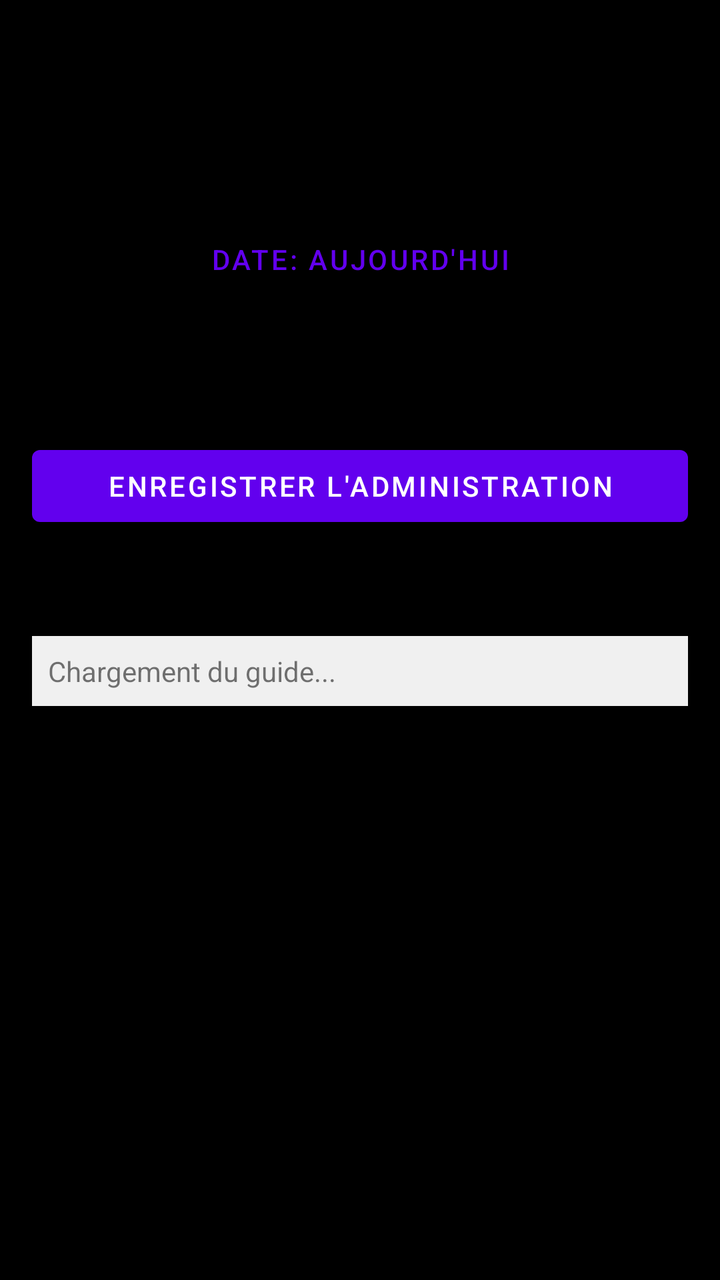
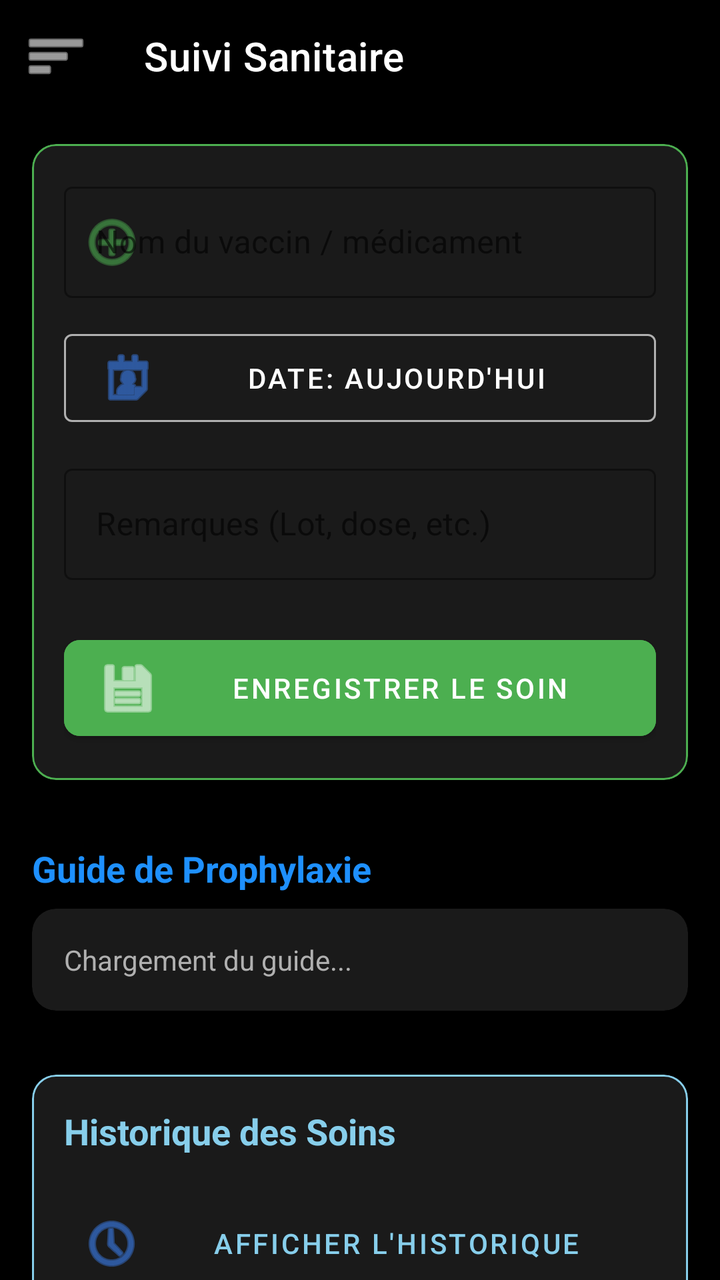

An Android layout rendered at two revisions. The XML below is the earlier revision; the diff shows what the commit changed to produce the second picture.
<!-- AndroidManifest.xml: application theme Theme.Poulailler_copilot -->
<!-- res/layout/activity_vaccine.xml -->
<?xml version="1.0" encoding="utf-8"?>
<LinearLayout xmlns:android="http://schemas.android.com/apk/res/android"
    android:orientation="vertical"
    android:padding="16dp"
    android:layout_width="match_parent"
    android:layout_height="match_parent">

    <TextView
        android:text="Suivi Sanitaire (Vaccins/Médicaments)"
        android:textStyle="bold"
        android:textSize="18sp"
        android:layout_width="wrap_content"
        android:layout_height="wrap_content"
        android:layout_marginBottom="16dp"/>

    <EditText
        android:id="@+id/etVaccineName"
        android:hint="Nom du vaccin / médicament"
        android:layout_width="match_parent"
        android:layout_height="wrap_content"/>

    <Button
        android:id="@+id/btnSelectDate"
        android:layout_width="match_parent"
        android:layout_height="wrap_content"
        android:text="Date: Aujourd'hui"
        style="@style/Widget.MaterialComponents.Button.OutlinedButton"
        android:layout_marginTop="8dp"/>

    <EditText
        android:id="@+id/etRemarks"
        android:hint="Remarques (Lot, dose, etc.)"
        android:layout_width="match_parent"
        android:layout_height="wrap_content"
        android:layout_marginTop="8dp"/>

    <Button
        android:id="@+id/btnSaveVaccine"
        android:text="Enregistrer l'administration"
        android:layout_width="match_parent"
        android:layout_height="wrap_content"
        android:layout_marginTop="16dp"/>

    <TextView
        android:text="Guide de Prophylaxie (Sénégal/Mauritanie)"
        android:textStyle="bold"
        android:layout_marginTop="24dp"
        android:layout_width="wrap_content"
        android:layout_height="wrap_content"/>

    <TextView
        android:id="@+id/tvProphylaxisInfo"
        android:layout_width="match_parent"
        android:layout_height="wrap_content"
        android:textIsSelectable="true"
        android:background="#f0f0f0"
        android:padding="8dp"
        android:layout_marginTop="8dp"
        android:text="Chargement du guide..." />

    <TextView
        android:text="Historique des soins"
        android:textStyle="bold"
        android:layout_marginTop="24dp"
        android:layout_width="wrap_content"
        android:layout_height="wrap_content"/>

    <ListView
        android:id="@+id/lvVaccines"
        android:layout_width="match_parent"
        android:layout_height="0dp"
        android:layout_weight="1"
        android:layout_marginTop="8dp"/>

</LinearLayout>
<!-- resources referenced by this layout -->
<resources>
  <style name="Theme.Poulailler_copilot" parent="Theme.MaterialComponents.DayNight.NoActionBar">
          
          <item name="colorPrimary">@color/purple_500</item>
          <item name="colorPrimaryVariant">@color/purple_700</item>
          <item name="colorOnPrimary">@color/white</item>
          
          <item name="colorSecondary">@color/teal_200</item>
          <item name="colorSecondaryVariant">@color/teal_700</item>
          <item name="colorOnSecondary">@color/black</item>
  
          
          <item name="android:windowBackground">@color/black</item>
  
          
          <item name="android:statusBarColor">?attr/colorPrimaryVariant</item>
      </style>
  <color name="purple_500">#FF6200EE</color>
  <color name="purple_700">#FF3700B3</color>
  <color name="white">#FFFFFFFF</color>
  <color name="teal_200">#FF03DAC5</color>
  <color name="teal_700">#FF018786</color>
  <color name="black">#FF000000</color>
</resources>

<!-- the commit's change to res/layout/activity_vaccine.xml (unified diff, before → after) -->
@@ -1,75 +1,222 @@
+<?xml version="1.0" encoding="utf-8"?>
+<androidx.drawerlayout.widget.DrawerLayout xmlns:android="http://schemas.android.com/apk/res/android"
+    xmlns:app="http://schemas.android.com/apk/res-auto"
+    android:id="@+id/drawerLayout"
+    android:layout_width="match_parent"
+    android:layout_height="match_parent"
+    android:background="@color/black">
+
+    <androidx.coordinatorlayout.widget.CoordinatorLayout
+        android:layout_width="match_parent"
+        android:layout_height="match_parent">
+
+        <com.google.android.material.appbar.AppBarLayout
+            android:layout_width="match_parent"
+            android:layout_height="wrap_content"
+            android:background="@color/black">
+            <com.google.android.material.appbar.MaterialToolbar
+                android:id="@+id/toolbar"
+                android:layout_width="match_parent"
+                android:layout_height="?attr/actionBarSize"
+                app:title="Suivi Sanitaire"
+                app:titleTextColor="@color/white"
+                app:navigationIcon="@android:drawable/ic_menu_sort_by_size"
+                app:navigationIconTint="@color/white" />
+        </com.google.android.material.appbar.AppBarLayout>
+
+        <ScrollView
+            android:layout_width="match_parent"
+            android:layout_height="match_parent"
+            app:layout_behavior="@string/appbar_scrolling_view_behavior">
+
+            <LinearLayout
+                android:layout_width="match_parent"
+                android:layout_height="wrap_content"
+                android:orientation="vertical"
+                android:padding="16dp">
+
+                <com.google.android.material.card.MaterialCardView
+                    android:layout_width="match_parent"
+                    android:layout_height="wrap_content"
+                    app:cardBackgroundColor="#1A1A1A"
+                    app:cardCornerRadius="12dp"
+                    app:strokeColor="#4CAF50"
+                    app:strokeWidth="1dp">
+
+                    <LinearLayout
+                        android:layout_width="match_parent"
+                        android:layout_height="wrap_content"
+                        android:orientation="vertical"
+                        android:padding="16dp">
+
+                        <com.google.android.material.textfield.TextInputLayout
+                            android:layout_width="match_parent"
+                            android:layout_height="wrap_content"
+                            android:hint="Nom du vaccin / médicament"
+                            style="@style/Widget.MaterialComponents.TextInputLayout.OutlinedBox"
+                            android:layout_marginBottom="12dp"
+                            app:hintTextColor="#B0B0B0"
+                            app:boxStrokeColor="#4CAF50"
+                            app:startIconDrawable="@android:drawable/ic_menu_add"
+                            app:startIconTint="#4CAF50">
+                            <com.google.android.material.textfield.TextInputEditText
+                                android:id="@+id/etVaccineName"
+                                android:layout_width="match_parent"
+                                android:layout_height="wrap_content"
+                                android:textColor="@color/white" />
+                        </com.google.android.material.textfield.TextInputLayout>
+
+                        <com.google.android.material.button.MaterialButton
+                            android:id="@+id/btnSelectDate"
+                            android:layout_width="match_parent"
+                            android:layout_height="56dp"
+                            android:text="Date: Aujourd'hui"
+                            style="@style/Widget.MaterialComponents.Button.OutlinedButton"
+                            android:textColor="@color/white"
+                            app:strokeColor="#B0B0B0"
+                            app:icon="@android:drawable/ic_menu_my_calendar"
+                            android:layout_marginBottom="12dp"/>
+
+                        <com.google.android.material.textfield.TextInputLayout
+                            android:layout_width="match_parent"
+                            android:layout_height="wrap_content"
+                            android:hint="Remarques (Lot, dose, etc.)"
+                            style="@style/Widget.MaterialComponents.TextInputLayout.OutlinedBox"
+                            android:layout_marginBottom="24dp"
+                            app:hintTextColor="#B0B0B0"
+                            app:boxStrokeColor="#4CAF50">
+                            <com.google.android.material.textfield.TextInputEditText
+                                android:id="@+id/etRemarks"
+                                android:layout_width="match_parent"
+                                android:layout_height="wrap_content"
+                                android:textColor="@color/white" />
+                        </com.google.android.material.textfield.TextInputLayout>
+
+                        <com.google.android.material.button.MaterialButton
+                            android:id="@+id/btnSaveVaccine"
+                            android:layout_width="match_parent"
+                            android:layout_height="60dp"
+                            android:text="ENREGISTRER LE SOIN"
+                            android:backgroundTint="#4CAF50"
+                            android:textColor="@color/white"
+                            app:cornerRadius="8dp"
+                            app:icon="@android:drawable/ic_menu_save"/>
+                    </LinearLayout>
+                </com.google.android.material.card.MaterialCardView>
+
+                
+                <TextView
+                    android:layout_width="wrap_content"
+                    android:layout_height="wrap_content"
+                    android:text="Guide de Prophylaxie"
+                    android:textColor="#1E90FF"
+                    android:textSize="18sp"
+                    android:textStyle="bold"
+                    android:layout_marginTop="32dp"
+                    android:layout_marginBottom="8dp"/>
+
+                <com.google.android.material.card.MaterialCardView
+                    android:layout_width="match_parent"
+                    android:layout_height="wrap_content"
+                    app:cardBackgroundColor="#1A1A1A"
+                    app:cardCornerRadius="12dp">
+                    <TextView
+                        android:id="@+id/tvProphylaxisInfo"
+                        android:layout_width="match_parent"
+                        android:layout_height="wrap_content"
+                        android:padding="16dp"
+                        android:textColor="#B0B0B0"
+                        android:text="Chargement du guide..." />
+                </com.google.android.material.card.MaterialCardView>
+
+                
+                <com.google.android.material.card.MaterialCardView
+                    android:layout_width="match_parent"
+                    android:layout_height="wrap_content"
+                    android:layout_marginTop="32dp"
+                    app:cardBackgroundColor="#1A1A1A"
+                    app:cardCornerRadius="12dp"
+                    app:strokeColor="#87CEEB"
+                    app:strokeWidth="1dp">
+
+                    <LinearLayout
+                        android:layout_width="match_parent"
+                        android:layout_height="wrap_content"
+                        android:orientation="vertical"
+                        android:padding="16dp">
+
+                        <TextView
+                            android:layout_width="match_parent"
+                            android:layout_height="wrap_content"
+                            android:text="Historique des Soins"
+                            android:textSize="18sp"
+                            android:textStyle="bold"
+                            android:textColor="#87CEEB"
+                            android:layout_marginBottom="16dp"/>
+
+                        <com.google.android.material.button.MaterialButton
+                            android:id="@+id/btnViewVaccineHistory"
+                            android:layout_width="match_parent"
+                            android:layout_height="56dp"
+                            android:text="AFFICHER L'HISTORIQUE"
+                            app:cornerRadius="8dp"
+                            app:icon="@android:drawable/ic_menu_recent_history"
+                            style="@style/Widget.MaterialComponents.Button.TextButton"
+                            android:textColor="#87CEEB"/>
+                    </LinearLayout>
+                </com.google.android.material.card.MaterialCardView>
+
+                
+                <ListView android:id="@+id/lvVaccines" android:layout_width="0dp" android:layout_height="0dp" android:visibility="gone"/>
+
+            </LinearLayout>
+        </ScrollView>
+    </androidx.coordinatorlayout.widget.CoordinatorLayout>
+
+    <com.google.android.material.navigation.NavigationView
+        android:id="@+id/navigationView"
+        android:layout_width="wrap_content"
+        android:layout_height="match_parent"
+        android:layout_gravity="start"
+        app:headerLayout="@layout/nav_header"
+        app:itemIconTint="@color/accent_blue"
+        app:itemTextColor="@color/white"
+        app:menu="@menu/drawer_menu" />
+
+</androidx.drawerlayout.widget.DrawerLayout>
+<!-- res/layout/nav_header.xml (included above) -->
 <?xml version="1.0" encoding="utf-8"?>
 <LinearLayout xmlns:android="http://schemas.android.com/apk/res/android"
+    android:layout_width="match_parent"
+    android:layout_height="180dp"
+    android:background="#FFB300"
+    android:gravity="bottom"
     android:orientation="vertical"
     android:padding="16dp"
-    android:layout_width="match_parent"
-    android:layout_height="match_parent">
+    android:theme="@style/ThemeOverlay.AppCompat.Dark">
+
+    <ImageView
+        android:layout_width="64dp"
+        android:layout_height="64dp"
+        android:src="@drawable/poule_pondeuse"
+        android:scaleType="centerCrop"
+        android:contentDescription="Photo de profil" />
 
     <TextView
-        android:text="Suivi Sanitaire (Vaccins/Médicaments)"
-        android:textStyle="bold"
+        android:id="@+id/tvUsername"
+        android:layout_width="match_parent"
+        android:layout_height="wrap_content"
+        android:paddingTop="8dp"
+        android:text="Chargement..."
+        android:textAppearance="@style/TextAppearance.AppCompat.Body1"
         android:textSize="18sp"
+        android:textStyle="bold" />
+
+    <TextView
+        android:id="@+id/tvUserRole"
         android:layout_width="wrap_content"
         android:layout_height="wrap_content"
-        android:layout_marginBottom="16dp"/>
-
-    <EditText
-        android:id="@+id/etVaccineName"
-        android:hint="Nom du vaccin / médicament"
-        android:layout_width="match_parent"
-        android:layout_height="wrap_content"/>
-
-    <Button
-        android:id="@+id/btnSelectDate"
-        android:layout_width="match_parent"
-        android:layout_height="wrap_content"
-        android:text="Date: Aujourd'hui"
-        style="@style/Widget.MaterialComponents.Button.OutlinedButton"
-        android:layout_marginTop="8dp"/>
-
-    <EditText
-        android:id="@+id/etRemarks"
-        android:hint="Remarques (Lot, dose, etc.)"
-        android:layout_width="match_parent"
-        android:layout_height="wrap_content"
-        android:layout_marginTop="8dp"/>
-
-    <Button
-        android:id="@+id/btnSaveVaccine"
-        android:text="Enregistrer l'administration"
-        android:layout_width="match_parent"
-        android:layout_height="wrap_content"
-        android:layout_marginTop="16dp"/>
-
-    <TextView
-        android:text="Guide de Prophylaxie (Sénégal/Mauritanie)"
-        android:textStyle="bold"
-        android:layout_marginTop="24dp"
-        android:layout_width="wrap_content"
-        android:layout_height="wrap_content"/>
-
-    <TextView
-        android:id="@+id/tvProphylaxisInfo"
-        android:layout_width="match_parent"
-        android:layout_height="wrap_content"
-        android:textIsSelectable="true"
-        android:background="#f0f0f0"
-        android:padding="8dp"
-        android:layout_marginTop="8dp"
-        android:text="Chargement du guide..." />
-
-    <TextView
-        android:text="Historique des soins"
-        android:textStyle="bold"
-        android:layout_marginTop="24dp"
-        android:layout_width="wrap_content"
-        android:layout_height="wrap_content"/>
-
-    <ListView
-        android:id="@+id/lvVaccines"
-        android:layout_width="match_parent"
-        android:layout_height="0dp"
-        android:layout_weight="1"
-        android:layout_marginTop="8dp"/>
-
+        android:text="Rôle"
+        android:alpha="0.8"
+        android:textSize="14sp" />
 </LinearLayout>
<!-- resource entries referenced after the edit -->
@@ -1,26 +1,46 @@
 <!-- resources referenced by this layout -->
 <resources>
+  <color name="accent_blue">#60A5FA</color>
   <style name="Theme.Poulailler_copilot" parent="Theme.MaterialComponents.DayNight.NoActionBar">
           
-          <item name="colorPrimary">@color/purple_500</item>
-          <item name="colorPrimaryVariant">@color/purple_700</item>
+          <item name="colorPrimary">@color/primary</item>
+          <item name="colorPrimaryVariant">@color/primary_variant</item>
           <item name="colorOnPrimary">@color/white</item>
-          
-          <item name="colorSecondary">@color/teal_200</item>
-          <item name="colorSecondaryVariant">@color/teal_700</item>
-          <item name="colorOnSecondary">@color/black</item>
   
           
-          <item name="android:windowBackground">@color/black</item>
+          <item name="colorSecondary">@color/secondary</item>
+          <item name="colorSecondaryVariant">@color/secondary_variant</item>
+          <item name="colorOnSecondary">@color/white</item>
+  
+          
+          <item name="android:windowBackground">@color/background</item>
+          <item name="backgroundColor">@color/background</item>
   
           
           <item name="android:statusBarColor">?attr/colorPrimaryVariant</item>
+  
+          
+          <item name="materialCardViewStyle">@style/Widget.App.CardView</item>
+          <item name="shapeAppearanceLargeComponent">@style/ShapeAppearance.App.LargeComponent</item>
       </style>
-  <color name="purple_500">#FF6200EE</color>
-  <color name="purple_700">#FF3700B3</color>
+  <color name="primary">#3B82F6</color>
+  <color name="primary_variant">#2563EB</color>
+  <color name="secondary">#10B981</color>
+  <color name="secondary_variant">#059669</color>
+  <color name="background">#000000</color>
+  <style name="Widget.App.CardView" parent="Widget.MaterialComponents.CardView">
+          <item name="cardElevation">2dp</item>
+          <item name="cardCornerRadius">16dp</item>
+          <item name="cardBackgroundColor">@color/surface</item>
+          <item name="strokeWidth">0dp</item>
+      </style>
+  <style name="ShapeAppearance.App.LargeComponent" parent="ShapeAppearance.MaterialComponents.LargeComponent">
+          <item name="cornerFamily">rounded</item>
+          <item name="cornerSize">16dp</item>
+      </style>
+  <color name="surface">#111827</color>
   <color name="white">#FFFFFFFF</color>
-  <color name="teal_200">#FF03DAC5</color>
-  <color name="teal_700">#FF018786</color>
+  <!-- drawable poule_pondeuse: jpg bitmap (drawable, 10631 bytes) -->
   <color name="black">#FF000000</color>
 </resources>
 
